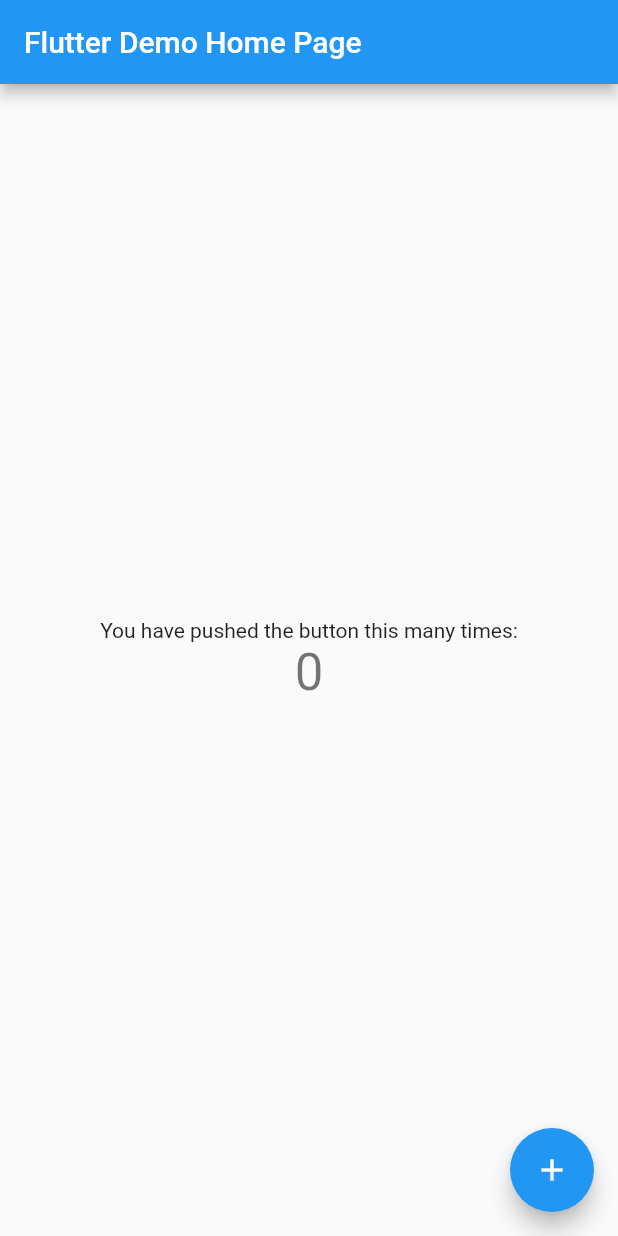
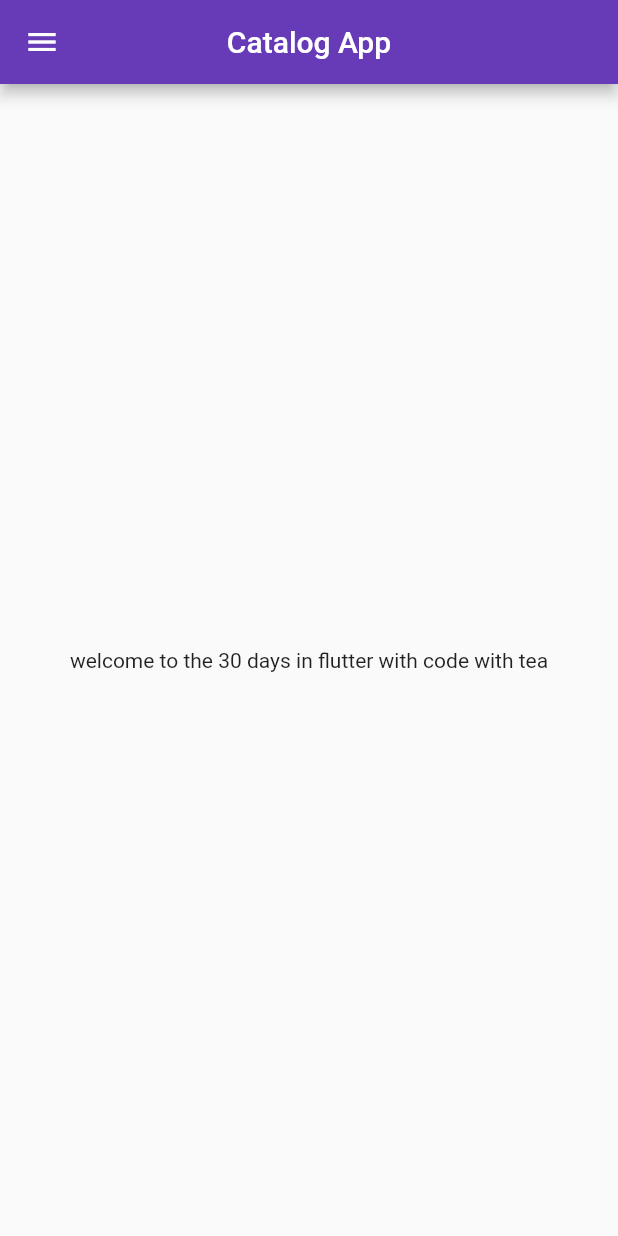
Before and after one commit to praju260100/30_days_of_flutter, a Flutter app: the screen it shows after launch, on a phone screen of 412 x 824 dp. Run offline on Flutter 3.47's test engine with Material 2 defaults, Android fonts, the phone set to English and light mode, and no system bars.

Commit message:
day3 completed

```diff
--- a/lib/main.dart
+++ b/lib/main.dart
@@ -1,4 +1,8 @@
 import 'package:flutter/material.dart';
+
+import 'package:flutter_catalog/pages/homepage.dart';
+import 'package:flutter_catalog/pages/loginpage.dart';
+import 'package:flutter_catalog/variable.dart';
 
 void main() {
   runApp(const MyApp());
@@ -7,109 +11,19 @@ void main() {
 class MyApp extends StatelessWidget {
   const MyApp({super.key});
 
-  // This widget is the root of your application.
   @override
   Widget build(BuildContext context) {
     return MaterialApp(
       title: 'Flutter Demo',
-      theme: ThemeData(
-        // This is the theme of your application.
-        //
-        // Try running your application with "flutter run". You'll see the
-        // application has a blue toolbar. Then, without quitting the app, try
-        // changing the primarySwatch below to Colors.green and then invoke
-        // "hot reload" (press "r" in the console where you ran "flutter run",
-        // or simply save your changes to "hot reload" in a Flutter IDE).
-        // Notice that the counter didn't reset back to zero; the application
-        // is not restarted.
-        primarySwatch: Colors.blue,
-      ),
-      home: const MyHomePage(title: 'Flutter Demo Home Page'),
-    );
+      debugShowCheckedModeBanner: false,
+      themeMode: ThemeMode.light,
+      theme: ThemeData(primarySwatch: Colors.deepPurple),
+      initialRoute: "/home",
+      routes: {
+        "/": (context) => const loginpage(),
+        "/home": (context) => const homepage(),
+      },
+      //darkTheme: ThemeData(brightness: Brightness.dark),
+    ); //  home: const homepage());
   }
 }
-
-class MyHomePage extends StatefulWidget {
-  const MyHomePage({super.key, required this.title});
-
-  // This widget is the home page of your application. It is stateful, meaning
-  // that it has a State object (defined below) that contains fields that affect
-  // how it looks.
-
-  // This class is the configuration for the state. It holds the values (in this
-  // case the title) provided by the parent (in this case the App widget) and
-  // used by the build method of the State. Fields in a Widget subclass are
-  // always marked "final".
-
-  final String title;
-
-  @override
-  State<MyHomePage> createState() => _MyHomePageState();
-}
-
-class _MyHomePageState extends State<MyHomePage> {
-  int _counter = 0;
-
-  void _incrementCounter() {
-    setState(() {
-      // This call to setState tells the Flutter framework that something has
-      // changed in this State, which causes it to rerun the build method below
-      // so that the display can reflect the updated values. If we changed
-      // _counter without calling setState(), then the build method would not be
-      // called again, and so nothing would appear to happen.
-      _counter++;
-    });
-  }
-
-  @override
-  Widget build(BuildContext context) {
-    // This method is rerun every time setState is called, for instance as done
-    // by the _incrementCounter method above.
-    //
-    // The Flutter framework has been optimized to make rerunning build methods
-    // fast, so that you can just rebuild anything that needs updating rather
-    // than having to individually change instances of widgets.
-    return Scaffold(
-      appBar: AppBar(
-        // Here we take the value from the MyHomePage object that was created by
-        // the App.build method, and use it to set our appbar title.
-        title: Text(widget.title),
-      ),
-      body: Center(
-        // Center is a layout widget. It takes a single child and positions it
-        // in the middle of the parent.
-        child: Column(
-          // Column is also a layout widget. It takes a list of children and
-          // arranges them vertically. By default, it sizes itself to fit its
-          // children horizontally, and tries to be as tall as its parent.
-          //
-          // Invoke "debug painting" (press "p" in the console, choose the
-          // "Toggle Debug Paint" action from the Flutter Inspector in Android
-          // Studio, or the "Toggle Debug Paint" command in Visual Studio Code)
-          // to see the wireframe for each widget.
-          //
-          // Column has various properties to control how it sizes itself and
-          // how it positions its children. Here we use mainAxisAlignment to
-          // center the children vertically; the main axis here is the vertical
-          // axis because Columns are vertical (the cross axis would be
-          // horizontal).
-          mainAxisAlignment: MainAxisAlignment.center,
-          children: <Widget>[
-            const Text(
-              'You have pushed the button this many times:',
-            ),
-            Text(
-              '$_counter',
-              style: Theme.of(context).textTheme.headline4,
-            ),
-          ],
-        ),
-      ),
-      floatingActionButton: FloatingActionButton(
-        onPressed: _incrementCounter,
-        tooltip: 'Increment',
-        child: const Icon(Icons.add),
-      ), // This trailing comma makes auto-formatting nicer for build methods.
-    );
-  }
-}
--- /dev/null
+++ b/lib/pages/homepage.dart
@@ -0,0 +1,21 @@
+import 'package:flutter/material.dart';
+
+class homepage extends StatelessWidget {
+  const homepage({super.key});
+
+  @override
+  final int days = 30;
+  final String name = 'code with tea';
+  Widget build(BuildContext context) {
+    return Scaffold(
+        appBar: AppBar(
+          title: Text("Catalog App"),
+          centerTitle: true,
+        ),
+        body: Center(
+          child: Container(
+              child: Text("welcome to the $days days in flutter with $name")),
+        ),
+        drawer: Drawer());
+  }
+}
--- /dev/null
+++ b/lib/pages/loginpage.dart
@@ -0,0 +1,16 @@
+import 'package:flutter/material.dart';
+
+class loginpage extends StatelessWidget {
+  const loginpage({super.key});
+
+  @override
+  Widget build(BuildContext context) {
+    return Material(
+        child: Center(
+            child: Text(
+      "Login page",
+      style: TextStyle(
+          fontSize: 20, color: Colors.deepPurple, fontWeight: FontWeight.bold),
+    )));
+  }
+}
```
